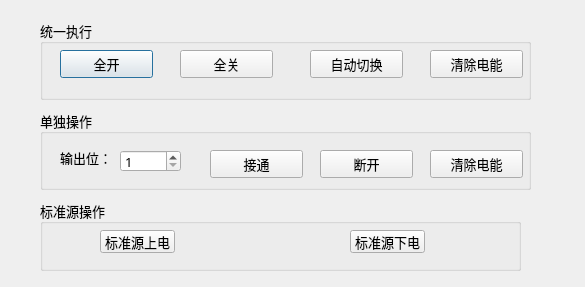
Qt form PDU-CalibrateTool/home/home_debugdlg.ui (ChinaClever/PDU-CalibrateTool) before a commit.
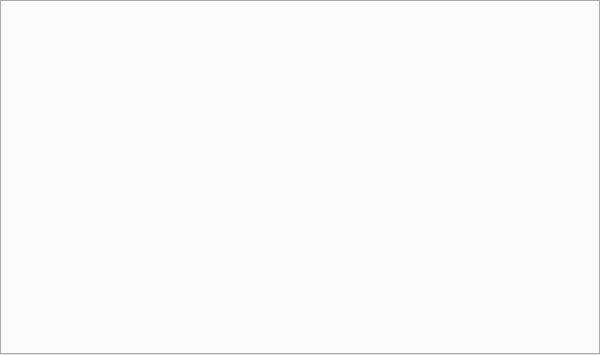
The same form after that commit.

Diff of the .ui file:
```diff
--- a/PDU-CalibrateTool/home/home_debugdlg.ui
+++ b/PDU-CalibrateTool/home/home_debugdlg.ui
@@ -6,8 +6,8 @@
    <rect>
     <x>0</x>
     <y>0</y>
-    <width>585</width>
-    <height>287</height>
+    <width>600</width>
+    <height>355</height>
    </rect>
   </property>
   <property name="font">
@@ -19,191 +19,35 @@
   <property name="windowTitle">
    <string>调试模式</string>
   </property>
-  <widget class="QGroupBox" name="groupBox_1">
-   <property name="geometry">
-    <rect>
-     <x>40</x>
-     <y>20</y>
-     <width>491</width>
-     <height>80</height>
-    </rect>
+  <layout class="QGridLayout" name="gridLayout">
+   <property name="leftMargin">
+    <number>0</number>
    </property>
-   <property name="title">
-    <string>统一执行</string>
+   <property name="topMargin">
+    <number>0</number>
    </property>
-   <widget class="QPushButton" name="onAllBtn">
-    <property name="geometry">
-     <rect>
-      <x>20</x>
-      <y>30</y>
-      <width>93</width>
-      <height>28</height>
-     </rect>
-    </property>
-    <property name="text">
-     <string>全开</string>
-    </property>
-   </widget>
-   <widget class="QPushButton" name="closeAllBtn">
-    <property name="geometry">
-     <rect>
-      <x>140</x>
-      <y>30</y>
-      <width>93</width>
-      <height>28</height>
-     </rect>
-    </property>
-    <property name="text">
-     <string>全关</string>
-    </property>
-   </widget>
-   <widget class="QPushButton" name="swAllBtn">
-    <property name="geometry">
-     <rect>
-      <x>270</x>
-      <y>30</y>
-      <width>93</width>
-      <height>28</height>
-     </rect>
-    </property>
-    <property name="text">
-     <string>自动切换</string>
-    </property>
-   </widget>
-   <widget class="QPushButton" name="eleAllBtn">
-    <property name="geometry">
-     <rect>
-      <x>390</x>
-      <y>30</y>
-      <width>93</width>
-      <height>28</height>
-     </rect>
-    </property>
-    <property name="text">
-     <string>清除电能</string>
-    </property>
-   </widget>
-  </widget>
-  <widget class="QGroupBox" name="groupBox_2">
-   <property name="geometry">
-    <rect>
-     <x>40</x>
-     <y>110</y>
-     <width>491</width>
-     <height>80</height>
-    </rect>
+   <property name="rightMargin">
+    <number>0</number>
    </property>
-   <property name="title">
-    <string>单独操作</string>
+   <property name="bottomMargin">
+    <number>0</number>
    </property>
-   <widget class="QLabel" name="label">
-    <property name="geometry">
-     <rect>
-      <x>20</x>
-      <y>40</y>
-      <width>72</width>
-      <height>15</height>
-     </rect>
-    </property>
-    <property name="text">
-     <string>输出位：</string>
-    </property>
-   </widget>
-   <widget class="QSpinBox" name="spinBox">
-    <property name="geometry">
-     <rect>
-      <x>80</x>
-      <y>40</y>
-      <width>61</width>
-      <height>22</height>
-     </rect>
-    </property>
-    <property name="minimum">
-     <number>1</number>
-    </property>
-    <property name="maximum">
-     <number>8</number>
-    </property>
-   </widget>
-   <widget class="QPushButton" name="openBtn">
-    <property name="geometry">
-     <rect>
-      <x>170</x>
-      <y>40</y>
-      <width>93</width>
-      <height>28</height>
-     </rect>
-    </property>
-    <property name="text">
-     <string>接通</string>
-    </property>
-   </widget>
-   <widget class="QPushButton" name="closeBtn">
-    <property name="geometry">
-     <rect>
-      <x>280</x>
-      <y>40</y>
-      <width>93</width>
-      <height>28</height>
-     </rect>
-    </property>
-    <property name="text">
-     <string>断开</string>
-    </property>
-   </widget>
-   <widget class="QPushButton" name="eleBtn">
-    <property name="geometry">
-     <rect>
-      <x>390</x>
-      <y>40</y>
-      <width>93</width>
-      <height>28</height>
-     </rect>
-    </property>
-    <property name="text">
-     <string>清除电能</string>
-    </property>
-   </widget>
-  </widget>
-  <widget class="QGroupBox" name="groupBox_3">
-   <property name="geometry">
-    <rect>
-     <x>40</x>
-     <y>200</y>
-     <width>481</width>
-     <height>71</height>
-    </rect>
-   </property>
-   <property name="title">
-    <string>标准源操作</string>
-   </property>
-   <widget class="QPushButton" name="onBtn">
-    <property name="geometry">
-     <rect>
-      <x>60</x>
-      <y>30</y>
-      <width>75</width>
-      <height>23</height>
-     </rect>
-    </property>
-    <property name="text">
-     <string>标准源上电</string>
-    </property>
-   </widget>
-   <widget class="QPushButton" name="downBtn">
-    <property name="geometry">
-     <rect>
-      <x>310</x>
-      <y>30</y>
-      <width>75</width>
-      <height>23</height>
-     </rect>
-    </property>
-    <property name="text">
-     <string>标准源下电</string>
-    </property>
-   </widget>
-  </widget>
+   <item row="0" column="0">
+    <widget class="QTabWidget" name="tabWidget">
+     <property name="font">
+      <font>
+       <pointsize>11</pointsize>
+      </font>
+     </property>
+     <property name="tabPosition">
+      <enum>QTabWidget::South</enum>
+     </property>
+     <property name="tabShape">
+      <enum>QTabWidget::Triangular</enum>
+     </property>
+    </widget>
+   </item>
+  </layout>
  </widget>
  <resources/>
  <connections/>
```
